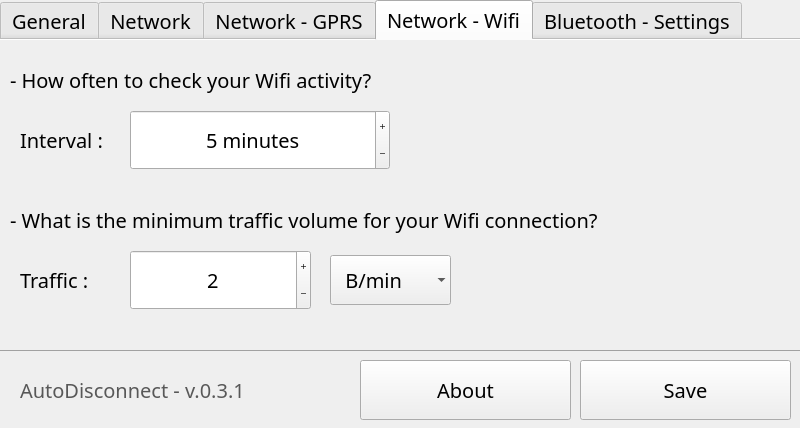
This is src/uis/mainwindow.ui in abrisse/AutoDisconnect as Qt 5 draws it before an edit. The edited form follows.
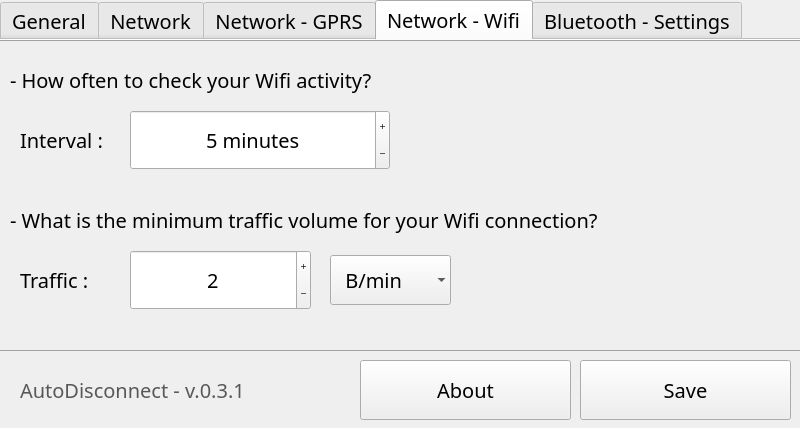
This is the edited form. The open tabs and pages were chosen to show the change.

Commit message: New feature : [#5310] Each connection has its own limit

What changed in the file:
```diff
--- a/src/uis/mainwindow.ui
+++ b/src/uis/mainwindow.ui
@@ -983,6 +983,22 @@
        <string>- How often to check your Wifi activity?</string>
       </property>
      </widget>
+     <widget class="QLabel" name="label_22">
+      <property name="geometry">
+       <rect>
+        <x>0</x>
+        <y>0</y>
+        <width>800</width>
+        <height>1</height>
+       </rect>
+      </property>
+      <property name="styleSheet">
+       <string notr="true">background-color:rgb(161, 161, 161)</string>
+      </property>
+      <property name="text">
+       <string/>
+      </property>
+     </widget>
     </widget>
     <widget class="QWidget" name="tab_4">
      <attribute name="title">
```
Left out of the diff: 8 changed lines with no effect on the pictures. The commit also changes 2 other files.
